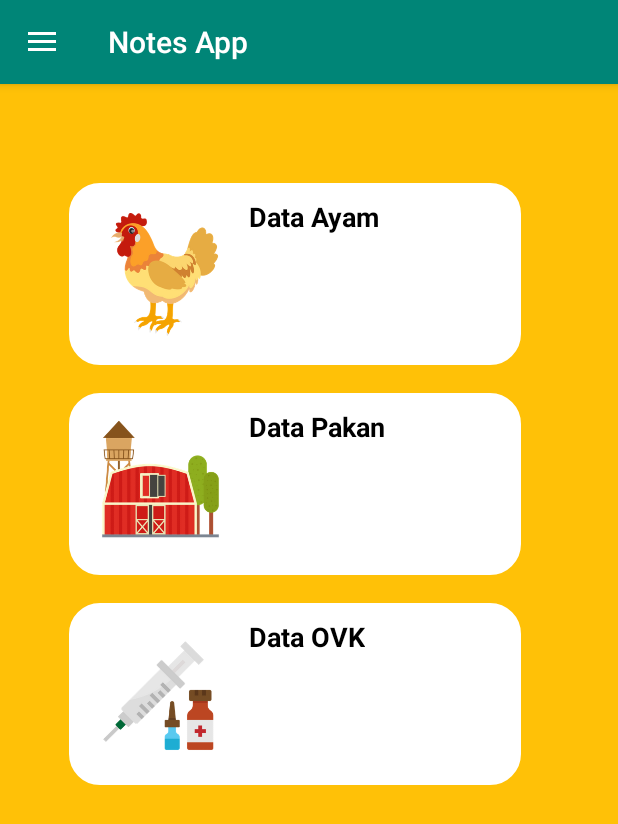
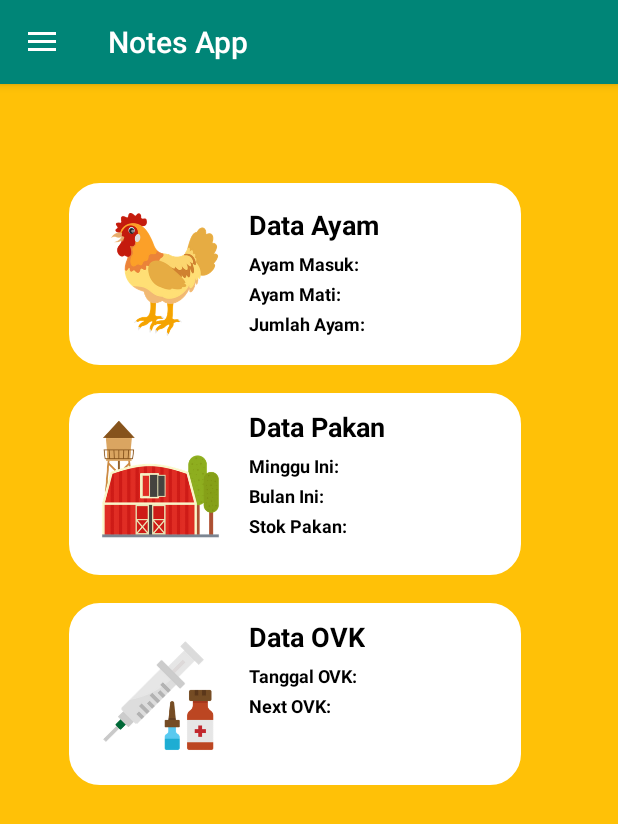
Before and after one commit to aishandavaniaa/pitik, an Android app: the screen it shows after launch (MainActivity), on a phone screen of 412 x 824 dp. Shown: the top 824 px of the screen. Run offline under Robolectric (Android 15) with nearby library versions, the phone set to English and light mode, and no system bars.

Commit message:
Update fragment_message_layout.xml

```diff
--- a/app/src/main/res/layout/fragment_message_layout.xml
+++ b/app/src/main/res/layout/fragment_message_layout.xml
@@ -19,8 +19,6 @@
         android:padding="10dp"
         android:layout_marginLeft="30dp">
     </EditText>
-
-
 
     <EditText
         android:id="@+id/editText2"
@@ -73,9 +71,97 @@
         android:textColor="@color/black"
         android:textSize="18dp"
         android:textStyle="bold"
-        android:layout_marginTop="60dp"
+        android:layout_marginTop="65dp"
         android:layout_marginLeft="150dp"
         />
+
+    <TextView
+        android:id="@+id/textView19"
+        android:layout_width="wrap_content"
+        android:layout_height="wrap_content"
+        android:layout_marginLeft="150dp"
+        android:layout_marginTop="95dp"
+        android:text="Ayam Masuk:"
+        android:textColor="@color/black"
+        android:textSize="12dp"
+        android:textStyle="bold"/>
+
+    <TextView
+        android:id="@+id/textView23"
+        android:layout_width="wrap_content"
+        android:layout_height="wrap_content"
+        android:layout_marginLeft="150dp"
+        android:layout_marginTop="230dp"
+        android:text="Minggu Ini:"
+        android:textColor="@color/black"
+        android:textSize="12dp"
+        android:textStyle="bold" />
+
+    <TextView
+        android:id="@+id/textView24"
+        android:layout_width="wrap_content"
+        android:layout_height="wrap_content"
+        android:layout_marginLeft="150dp"
+        android:layout_marginTop="250dp"
+        android:text="Bulan Ini:"
+        android:textColor="@color/black"
+        android:textSize="12dp"
+        android:textStyle="bold" />
+
+    <TextView
+        android:id="@+id/textView25"
+        android:layout_width="wrap_content"
+        android:layout_height="wrap_content"
+        android:layout_marginLeft="150dp"
+        android:layout_marginTop="270dp"
+        android:text="Stok Pakan:"
+        android:textColor="@color/black"
+        android:textSize="12dp"
+        android:textStyle="bold" />
+
+    <TextView
+        android:id="@+id/textView26"
+        android:layout_width="wrap_content"
+        android:layout_height="wrap_content"
+        android:layout_marginLeft="150dp"
+        android:layout_marginTop="370dp"
+        android:text="Tanggal OVK:"
+        android:textColor="@color/black"
+        android:textSize="12dp"
+        android:textStyle="bold" />
+
+    <TextView
+        android:id="@+id/textView27"
+        android:layout_width="wrap_content"
+        android:layout_height="wrap_content"
+        android:layout_marginLeft="150dp"
+        android:layout_marginTop="390dp"
+        android:text="Next OVK:"
+        android:textColor="@color/black"
+        android:textSize="12dp"
+        android:textStyle="bold" />
+
+    <TextView
+        android:id="@+id/textView21"
+        android:layout_width="wrap_content"
+        android:layout_height="wrap_content"
+        android:layout_marginLeft="150dp"
+        android:layout_marginTop="115dp"
+        android:text="Ayam Mati:"
+        android:textColor="@color/black"
+        android:textSize="12dp"
+        android:textStyle="bold" />
+
+    <TextView
+        android:id="@+id/textView22"
+        android:layout_width="wrap_content"
+        android:layout_height="wrap_content"
+        android:layout_marginLeft="150dp"
+        android:layout_marginTop="135dp"
+        android:text="Jumlah Ayam:"
+        android:textColor="@color/black"
+        android:textSize="12dp"
+        android:textStyle="bold" />
 
     <TextView
         android:id="@+id/textView17"
```
